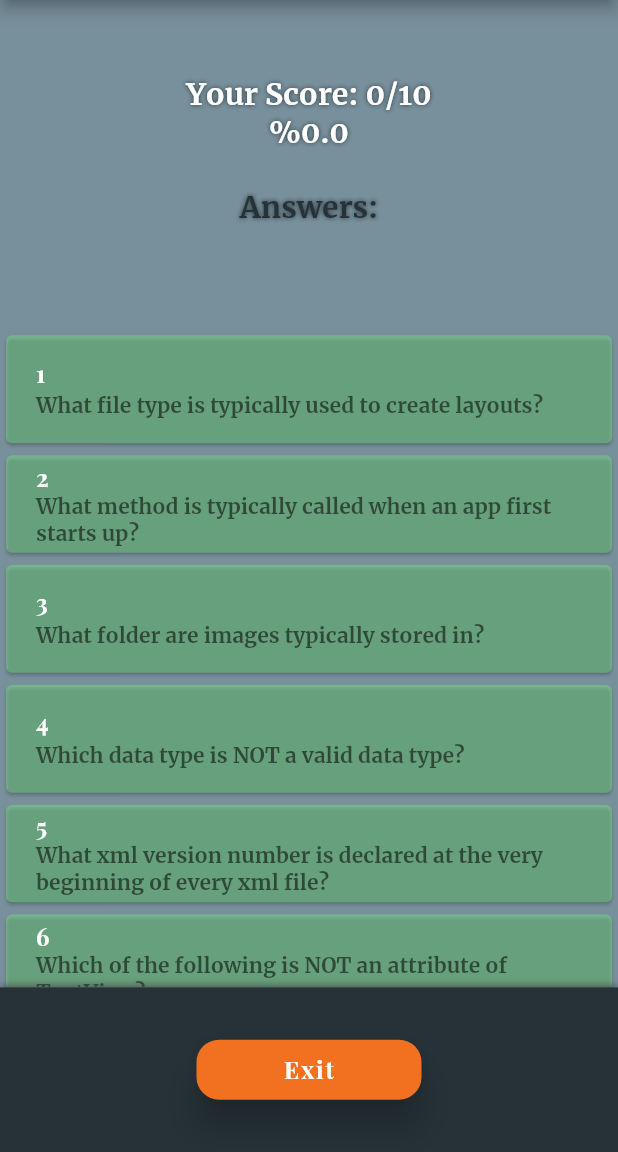
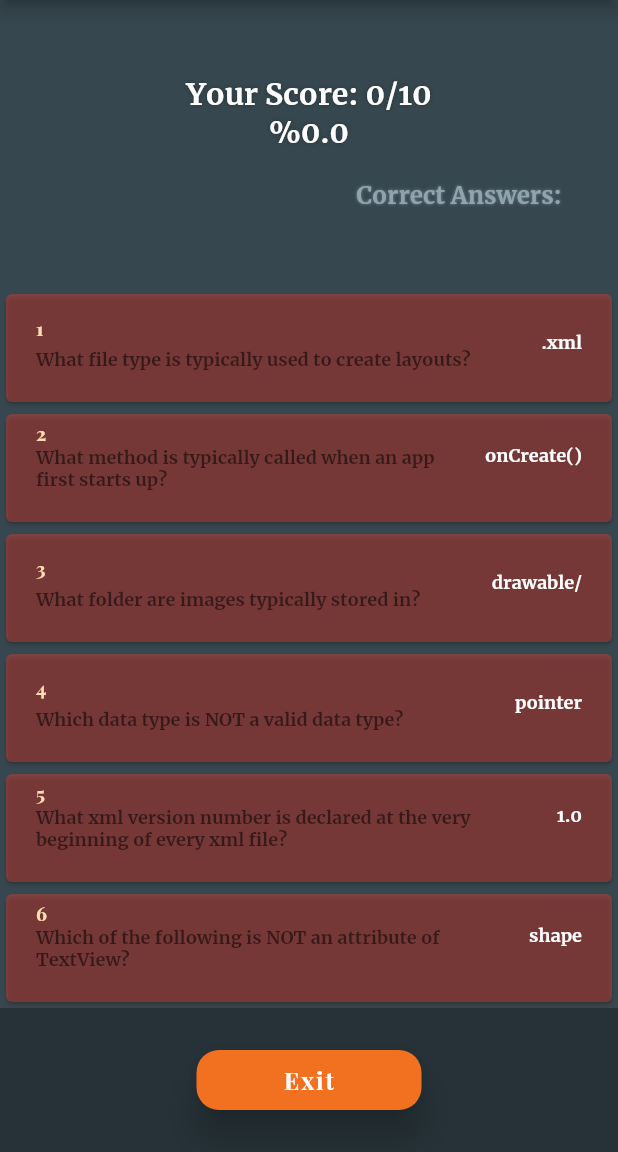
Before and after one commit to MarkyJD/quizy, a Flutter app: the Quiz screen opened directly, after a tap on "End Quiz", on a phone screen of 412 x 824 dp, the part 84-1236 px from its top. Run offline on Flutter 3.47's test engine with Material 2 defaults, Android fonts, the phone set to English and light mode, and no system bars.

Commit message:
Altered UX with more legible colors and timing of buttons

```diff
--- a/lib/quizscreen.dart
+++ b/lib/quizscreen.dart
@@ -30,8 +30,6 @@ class _QuizState extends State<Quiz> {
     bool correct;
     String currentAnswer =
         questions.elementAt(questionIndex).answers[answerIndex];
-    print(currentAnswer);
-    print(questions.elementAt(questionIndex).isAnswerCorrect(currentAnswer));
 
     if (!quizOver) {
       setState(() {
@@ -60,7 +58,7 @@ class _QuizState extends State<Quiz> {
       });
     }
 
-    Timer(Duration(seconds: 1), () {
+    Timer(Duration(milliseconds: 300), () {
       setState(() {
         if (questionIndex < questions.length - 1) {
           questionIndex++;
@@ -220,6 +218,12 @@ class _QuizState extends State<Quiz> {
               child: Center(
                 child: MaterialButton(
                   onPressed: () {
+                    // If quiz ends prematurely, mark the rest wrong
+                    if (!quizOver) {
+                      for (int i = questionIndex; i < questions.length; i++) {
+                        wrongList.add(i);
+                      }
+                    }
                     Navigator.of(context).pushReplacement(
                       MaterialPageRoute(
                         builder: (context) => ScoreScreen(
--- a/lib/scorescreen.dart
+++ b/lib/scorescreen.dart
@@ -1,7 +1,6 @@
 import 'package:flutter/material.dart';
-import 'package:flutter/services.dart';
+import 'package:quizy/homescreen.dart';
 import 'package:quizy/question.dart';
-import 'dart:io' show Platform, exit;
 
 class ScoreScreen extends StatelessWidget {
   final int score;
@@ -18,10 +17,9 @@ class ScoreScreen extends StatelessWidget {
 
   @override
   Widget build(BuildContext context) {
-    print(wrongList);
     double percentage = (score.toDouble() / questions.length.toDouble()) * 100;
     return Scaffold(
-      backgroundColor: Colors.blueGrey[400],
+      backgroundColor: Colors.blueGrey[800],
       appBar: AppBar(
         title: Text(
           'Quizy',
@@ -60,19 +58,24 @@ class ScoreScreen extends StatelessWidget {
                             ],
                           ),
                         ),
-                        Text(
-                          '\nAnswers:',
+                        Container(
+                          margin: EdgeInsets.only(
+                            left: 200,
+                          ),
+                          child: Text(
+                            '\nCorrect Answers:',
                             textAlign: TextAlign.left,
                             style: TextStyle(
                               fontFamily: 'Merriweather',
-                            fontSize: 20.0,
-                            color: Colors.blueGrey[900],
+                              fontSize: 16.0,
+                              color: Colors.blueGrey[300],
                               shadows: [
                                 Shadow(
-                                color: Colors.blueGrey[900],
-                                blurRadius: 4.0,
+                                  color: Colors.blueGrey[400],
+                                  blurRadius: 2.0,
                                 ),
                               ],
+                            ),
                           ),
                         ),
                       ],
@@ -83,17 +86,28 @@ class ScoreScreen extends StatelessWidget {
             ),
           ),
           Expanded(
-            flex: 4,
+            flex: 5,
             child: Container(
               child: ListView.builder(
+                itemExtent: 80,
                 itemCount: questions.length,
                 itemBuilder: (context, index) {
                   return Card(
                     color:
                         wrongList.contains(index) ? wrongColor : correctColor,
                     child: ListTile(
+                      dense: true,
                       contentPadding: EdgeInsets.symmetric(
                         horizontal: 20.0,
+                      ),
+                      trailing: Text(
+                        '${questions.elementAt(index).correctAnswer}',
+                        textAlign: TextAlign.right,
+                        style: TextStyle(
+                          color: Colors.white,
+                          fontFamily: 'Merriweather',
+                          fontSize: 12.0,
+                        ),
                       ),
                       onTap: () {},
                       subtitle: Text(
@@ -107,7 +121,7 @@ class ScoreScreen extends StatelessWidget {
                         style: TextStyle(
                           fontFamily: 'Playfair',
                           fontWeight: FontWeight.bold,
-                          color: Colors.white,
+                          color: Colors.orange[100],
                         ),
                       ),
                     ),
@@ -131,11 +145,11 @@ class ScoreScreen extends StatelessWidget {
               child: Center(
                 child: MaterialButton(
                   onPressed: () {
-                    if (Platform.isAndroid) {
-                      SystemNavigator.pop();
-                    } else {
-                      exit(0);
-                    }
+                    Navigator.of(context).pushReplacement(
+                      MaterialPageRoute(
+                        builder: (context) => MyHomePage(),
+                      ),
+                    );
                   },
                   elevation: 10.0,
                   minWidth: 150,
--- a/lib/splashscreen.dart
+++ b/lib/splashscreen.dart
@@ -1,7 +1,6 @@
 import 'dart:async';
 
 import 'package:flutter/material.dart';
-import 'package:quizy/main.dart';
 import 'package:quizy/homescreen.dart';
 
 class SplashScreen extends StatefulWidget {
```
Also changed, not shown: lib/homescreen.dart (+4 -4 lines). Lines whose indentation alone changed are shown as unchanged.
